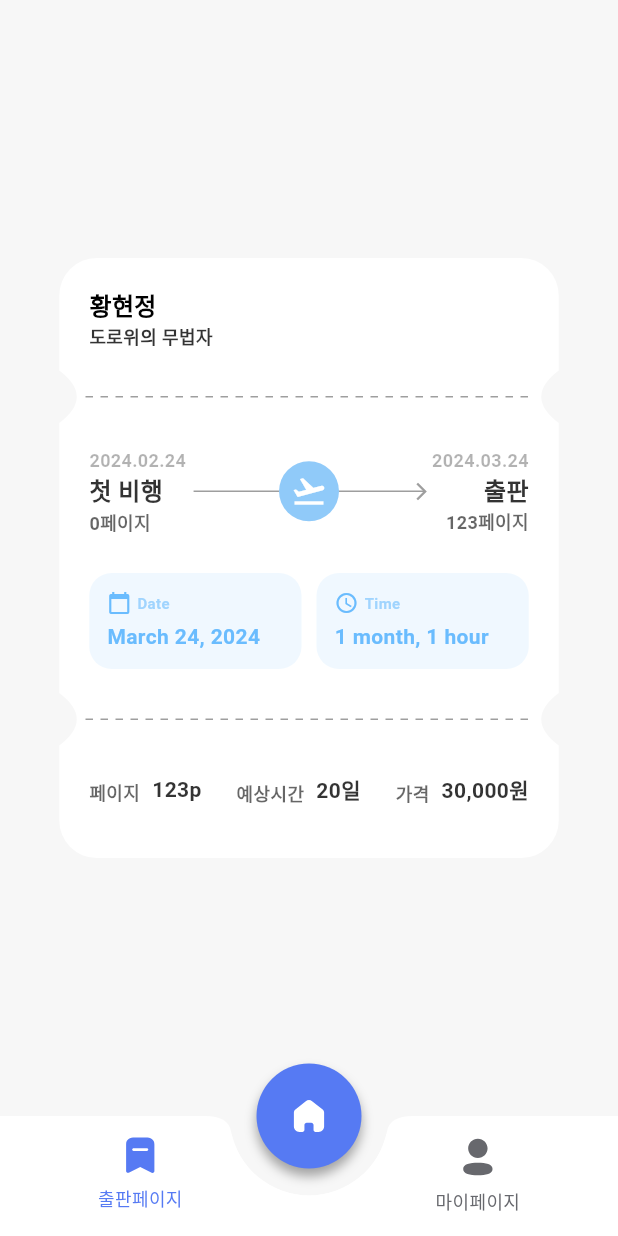
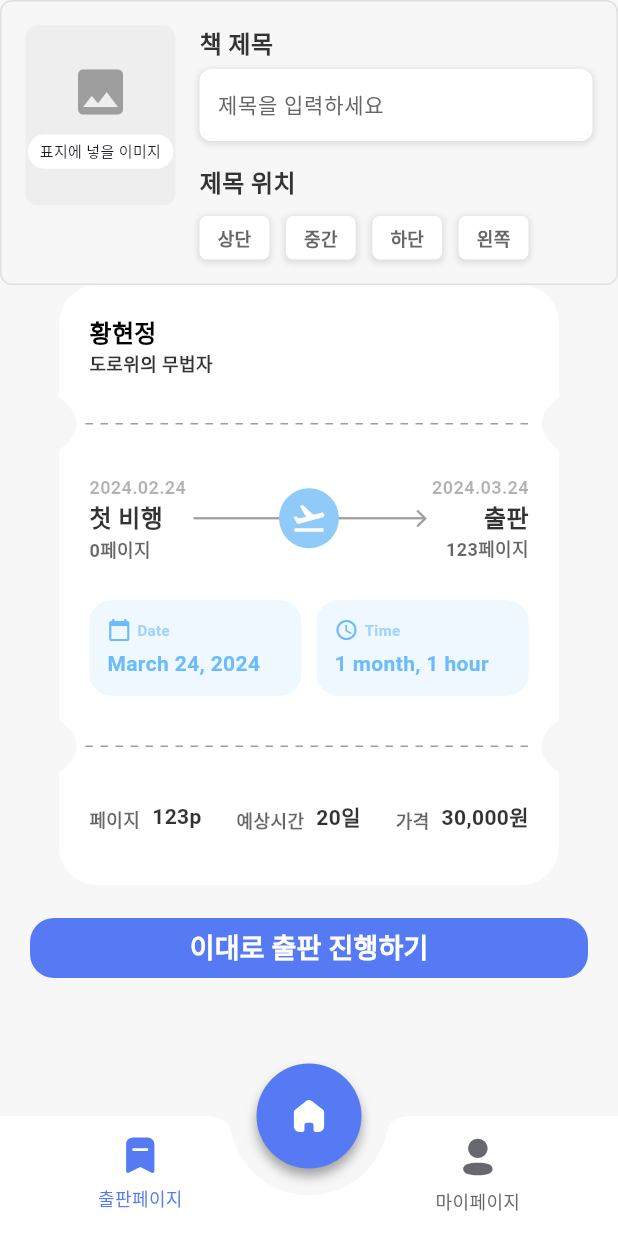
Before and after one commit to life-librarians/life-bookshelf-client, a Flutter app: the screen it shows after launch, after a tap on "출판페이지", on a phone screen of 412 x 824 dp. Run offline on Flutter 3.47's test engine with Material 3 defaults, Android fonts, the phone set to English and light mode, and no system bars; our stand-ins replace dotted_line, flutter_dotenv, flutter_native_splash, flutter_svg, flutter_switch, get and 4 more; network calls fail; Roboto replaces fonts that are missing (Pretendard); project files that could hold a hidden picture were left out.

Commit message:
feat/#15: 출판 페이지 상단 구현

```diff
--- a/lib/utilities/color_system.dart
+++ b/lib/utilities/color_system.dart
@@ -31,6 +31,9 @@ class _Publication {
   final Color ticketContentBlue = const Color(0xFF6ABCFE);
   final Color ticketContentBlue60 = const Color(0x996ABCFE); // 0xFF6ABCFE, opacity 60%
   final Color ticketContentBlue10 = const Color(0x1A6ABCFE); // 0xFF6ABCFE, opacity 10%
+
+  final Color optionTitle = const Color(0xFF333333);
+  final Color titleLocationButton = const Color(0xFF666666);
 }
 
 class _Chatting {
--- a/lib/views/publish/publish_screen.dart
+++ b/lib/views/publish/publish_screen.dart
@@ -12,8 +12,12 @@ class PublishScreen extends BaseScreen<PublishViewModel> {
 
   @override
   Widget buildBody(BuildContext context) {
-    return Center(
-      child: CustomPaint(
+    return SingleChildScrollView(
+      child: Center(
+        child: Column(
+          children: [
+            _bookOption(),
+            CustomPaint(
               painter: TicketPainter(),
               child: Container(
                 width: 333,
@@ -21,6 +25,141 @@ class PublishScreen extends BaseScreen<PublishViewModel> {
                 padding: const EdgeInsets.all(20),
                 child: _ticketContent(),
               ),
+            ),
+            const SizedBox(height: 22),
+            _publicationButton()
+          ],
+        ),
+      ),
+    );
+  }
+
+  Container _bookOption() {
+    return Container(
+      padding: const EdgeInsets.all(16),
+      decoration: BoxDecoration(
+        border: Border.all(color: Colors.grey.shade300, width: 1),
+        borderRadius: BorderRadius.circular(8),
+      ),
+      child: Row(
+        crossAxisAlignment: CrossAxisAlignment.start,
+        children: [
+          // 왼쪽 이미지 부분
+          Container(
+            width: 100,
+            height: 120,
+            decoration: BoxDecoration(
+              color: Colors.grey.shade200,
+              borderRadius: BorderRadius.circular(8),
+            ),
+            child: Column(
+              mainAxisAlignment: MainAxisAlignment.center,
+              children: [
+                const Icon(Icons.image, size: 40, color: Colors.grey),
+                const SizedBox(height: 8),
+                Container(
+                  padding: const EdgeInsets.symmetric(horizontal: 8, vertical: 4),
+                  decoration: BoxDecoration(
+                    color: Colors.white,
+                    borderRadius: BorderRadius.circular(16),
+                  ),
+                  child: const Text(
+                    '표지에 넣을 이미지',
+                    style: TextStyle(fontSize: 10),
+                    textAlign: TextAlign.center,
+                  ),
+                ),
+              ],
+            ),
+          ),
+          const SizedBox(width: 16),
+          // 오른쪽 텍스트 부분
+          Expanded(
+            child: Column(
+              crossAxisAlignment: CrossAxisAlignment.start,
+              children: [
+                Text('책 제목', style: FontSystem.KR16SB.copyWith(color: ColorSystem.publication.optionTitle)),
+                const SizedBox(height: 5),
+                Container(
+                  decoration: BoxDecoration(color: Colors.white, borderRadius: BorderRadius.circular(8), boxShadow: [
+                    BoxShadow(
+                      color: Colors.grey.withOpacity(0.3),
+                      spreadRadius: 1,
+                      blurRadius: 3,
+                      offset: const Offset(0, 1),
+                    ),
+                  ]),
+                  child: TextField(
+                    decoration: InputDecoration(
+                      hintText: '제목을 입력하세요',
+                      hintStyle: FontSystem.KR14R.copyWith(color: ColorSystem.publication.titleLocationButton),
+                      border: InputBorder.none,
+                      contentPadding: const EdgeInsets.symmetric(horizontal: 12, vertical: 8),
+                    ),
+                    style: FontSystem.KR14SB.copyWith(color: ColorSystem.publication.optionTitle),
+                  ),
+                ),
+                const SizedBox(height: 16),
+                Text('제목 위치', style: FontSystem.KR16SB.copyWith(color: ColorSystem.publication.optionTitle)),
+                const SizedBox(height: 10),
+                Row(
+                  children: ['상단', '중간', '하단', '왼쪽']
+                      .map((text) => Container(
+                            margin: const EdgeInsets.only(right: 11),
+                            decoration: BoxDecoration(
+                              color: Colors.white,
+                              borderRadius: BorderRadius.circular(5),
+                              boxShadow: [
+                                BoxShadow(
+                                  color: Colors.grey.withOpacity(0.3),
+                                  spreadRadius: 1,
+                                  blurRadius: 3,
+                                  offset: const Offset(0, 1),
+                                ),
+                              ],
+                            ),
+                            child: Material(
+                              color: Colors.transparent,
+                              child: InkWell(
+                                onTap: () {
+                                  // 버튼 탭 동작 추가
+                                },
+                                borderRadius: BorderRadius.circular(5),
+                                child: Padding(
+                                  padding: const EdgeInsets.symmetric(horizontal: 12, vertical: 6),
+                                  child: Text(text, style: FontSystem.KR12SB.copyWith(color: ColorSystem.publication.titleLocationButton)),
+                                ),
+                              ),
+                            ),
+                          ))
+                      .toList(),
+                ),
+              ],
+            ),
+          ),
+        ],
+      ),
+    );
+  }
+
+  Container _publicationButton() {
+    return Container(
+      width: double.infinity,
+      height: 40,
+      padding: const EdgeInsets.symmetric(horizontal: 20),
+      child: ElevatedButton(
+        onPressed: () {
+          // TODO: 출판 진행 로직 구현
+        },
+        style: ElevatedButton.styleFrom(
+          foregroundColor: Colors.white,
+          backgroundColor: ColorSystem.mainBlue,
+          elevation: 0,
+          shape: RoundedRectangleBorder(
+            borderRadius: BorderRadius.circular(16),
+          ),
+        ),
+        child: Text("이대로 출판 진행하기", style: FontSystem.KR18SB.copyWith(color: Colors.white)),
       ),
     );
   }
@@ -87,7 +226,7 @@ class PublishScreen extends BaseScreen<PublishViewModel> {
               Positioned(
                 left: 5,
                 right: 5,
-                child: Container(height: 1, color: Colors.grey),
+                child: Container(height: 1.5, color: Colors.grey),
               ),
               // 원형 배경과 비행기 아이콘
               Container(
```
Lines whose indentation alone changed are shown as unchanged.
